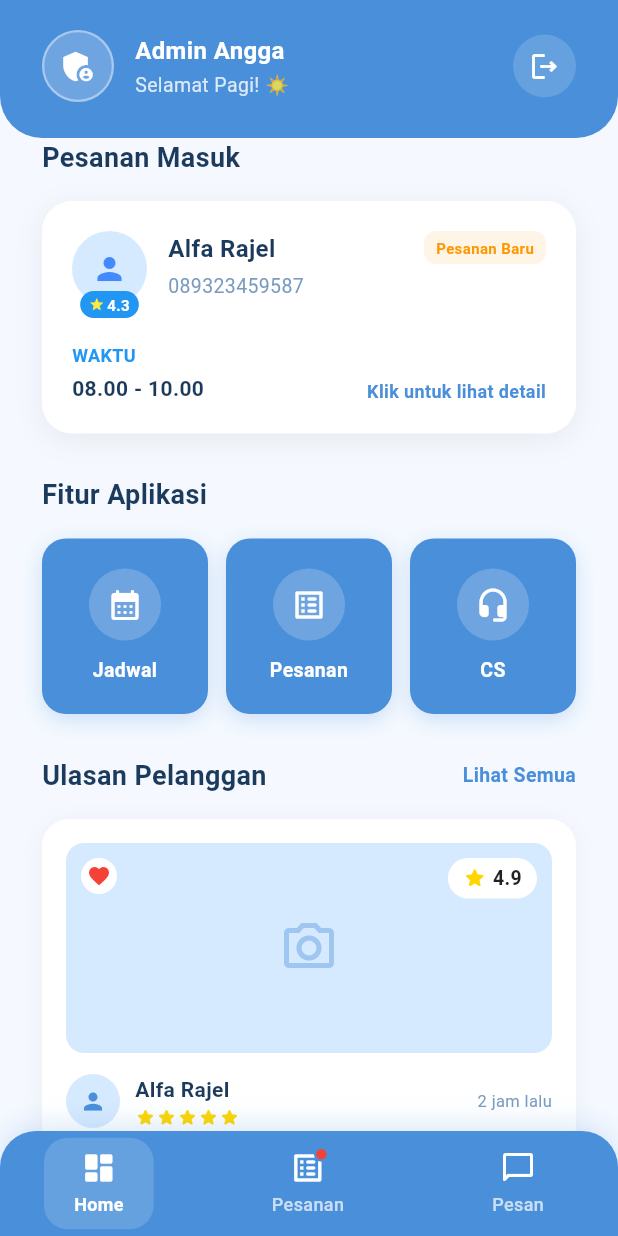
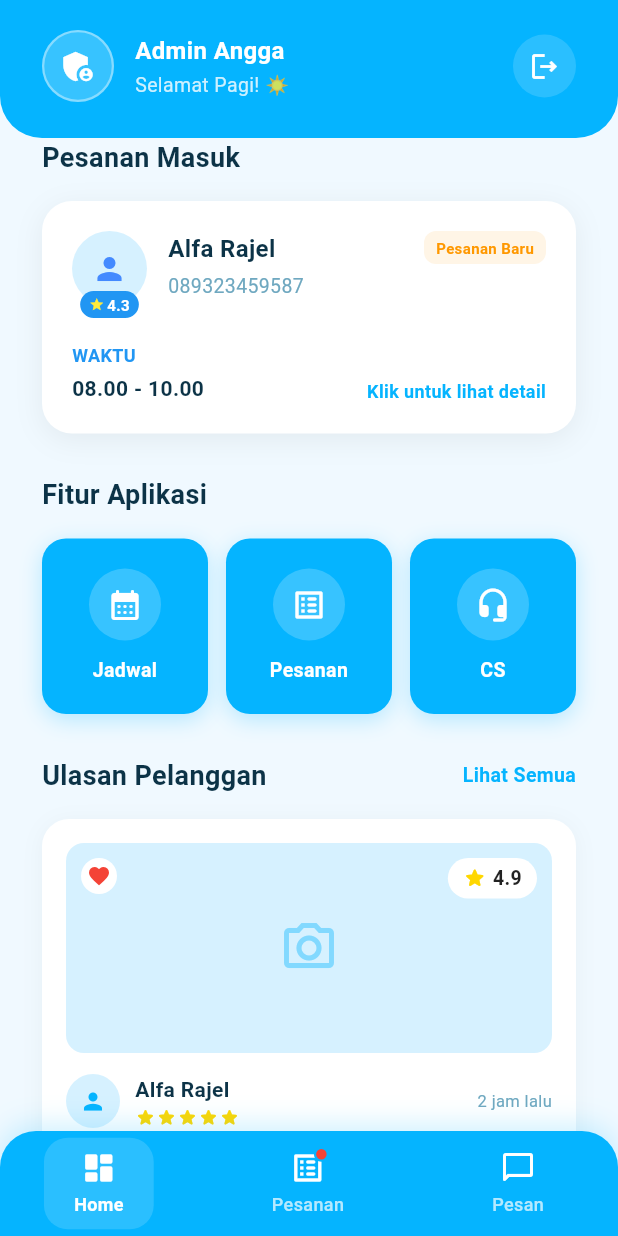
Before and after one commit to revanzayyan/cleanbee, a Flutter app: the AdminDashboardScreen screen opened directly, on a phone screen of 412 x 824 dp. Run offline on Flutter 3.47's test engine with Material 3 defaults, Android fonts, the light colour scheme and no system bars; our stand-ins replace firebase_auth, firebase_core, google_sign_in; accounts and stored records are empty.

Commit message:
Update constants

```diff
--- a/lib/utils/constants.dart
+++ b/lib/utils/constants.dart
@@ -2,16 +2,16 @@ class AppConstants {
   static const String appName = 'Cleaning Service';
   static const String appSubtitle = 'Asrama Telkom';
 
-  // ── Tema Putih & Biru Muda ──
-  static const int primaryColor = 0xFF4A8FD9;       // Biru muda utama
-  static const int primaryLight = 0xFF8DBEEA;       // Biru muda lembut
-  static const int primaryDark = 0xFF2B6CB0;        // Biru muda gelap
-  static const int accentColor = 0xFFD6EAFF;        // Biru sangat muda
-  static const int backgroundColor = 0xFFF5F9FF;    // Background putih kebiruan
-  static const int textDark = 0xFF1B3A5C;           // Teks biru tua
-  static const int textLight = 0xFF7A9BC0;          // Teks biru abu
+  // ── Tema Putih & Cyan (dari 05B4FF) ──
+  static const int primaryColor = 0xFF05B4FF;       // Cyan utama
+  static const int primaryLight = 0xFF40C4FF;       // Cyan lembut
+  static const int primaryDark = 0xFF038FCC;        // Cyan gelap
+  static const int accentColor = 0xFFD6F1FF;        // Cyan sangat muda
+  static const int backgroundColor = 0xFFF0F9FF;    // Background putih kecyan
+  static const int textDark = 0xFF0C3347;           // Teks cyan tua
+  static const int textLight = 0xFF6FA8C0;          // Teks cyan abu
   static const int cardColor = 0xFFFFFFFF;          // Putih bersih
-  static const int inputBorder = 0xFFD0E0F0;        // Border biru pucat
+  static const int inputBorder = 0xFFB8E2FF;        // Border cyan pucat
   static const int buttonGoogle = 0xFF4285F4;
   static const int buttonApple = 0xFF000000;
   static const int dangerRed = 0xFFE74C3C;
```
